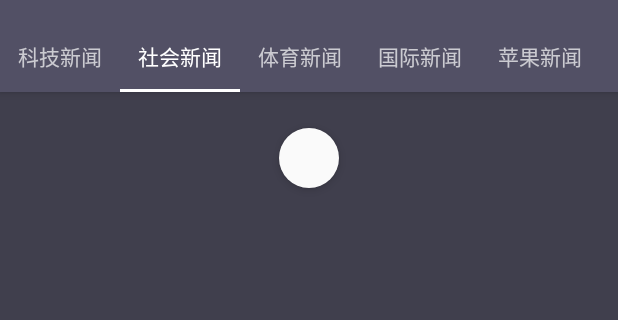
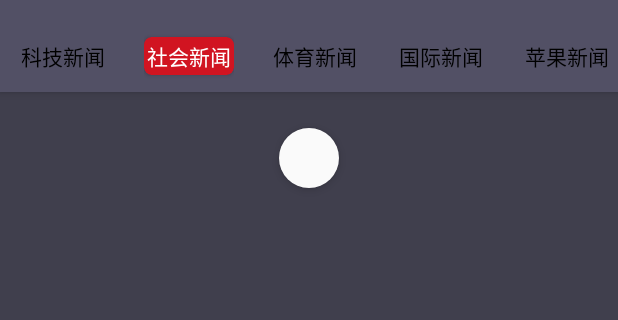
Before and after one commit to cokernut/News, an Android app: the screen it shows after launch (MainActivity), tab 2 chosen, on a phone screen of 412 x 824 dp, the part 64-384 px from its top. Run offline under Robolectric (Android 15) with nearby library versions, the phone set to English and light mode, and no system bars; our stand-ins replace CircleImageView; libraries missing offline, so code that uses them is left out: com.facebook.drawee, com.loopj.android, cz.msebera.android; pictures from the network do not load; 5 statements that could not run were skipped.

Commit message:
优化TabLayout的Tab显示效果

```diff
--- a/app/src/main/java/top/cokernut/news/activity/MainActivity.java
+++ b/app/src/main/java/top/cokernut/news/activity/MainActivity.java
@@ -76,10 +76,37 @@ public class MainActivity extends AppCompatActivity implements NavigationView.On
     }
 
     private void initView() {
-        mAdapter = new ViewPagerAdapter(getSupportFragmentManager(), mDatas, mFragments);
+        mAdapter = new ViewPagerAdapter(this, getSupportFragmentManager(), mDatas, mFragments);
         mViewPager.setAdapter(mAdapter);
         mTabLayout.setTabMode(TabLayout.MODE_SCROLLABLE);
         mTabLayout.setupWithViewPager(mViewPager);
+        for (int i = 0; i < mTabLayout.getTabCount(); i++) {
+            TabLayout.Tab tab = mTabLayout.getTabAt(i);
+            if (i == 0) {
+                tab.setCustomView(mAdapter.getTabView(i));
+            } else {
+                tab.setCustomView(mAdapter.getDefaultTabView(i));
+            }
+        }
+        mTabLayout.setOnTabSelectedListener(new TabLayout.OnTabSelectedListener() {
+            @Override
+            public void onTabSelected(TabLayout.Tab tab) {
+                tab.setCustomView(null);
+                tab.setCustomView(mAdapter.getTabView(tab.getPosition()));
+                mViewPager.setCurrentItem(tab.getPosition());
+            }
+
+            @Override
+            public void onTabUnselected(TabLayout.Tab tab) {
+                tab.setCustomView(null);
+                tab.setCustomView(mAdapter.getDefaultTabView(tab.getPosition()));
+            }
+
+            @Override
+            public void onTabReselected(TabLayout.Tab tab) {
+
+            }
+        });
     }
 
     private void setupSearchView(Menu menu) {
--- a/app/src/main/java/top/cokernut/news/adapter/ViewPagerAdapter.java
+++ b/app/src/main/java/top/cokernut/news/adapter/ViewPagerAdapter.java
@@ -1,11 +1,16 @@
 package top.cokernut.news.adapter;
 
+import android.content.Context;
 import android.support.v4.app.Fragment;
 import android.support.v4.app.FragmentManager;
 import android.support.v4.app.FragmentPagerAdapter;
+import android.view.LayoutInflater;
+import android.view.View;
+import android.widget.TextView;
 
 import java.util.List;
 
+import top.cokernut.news.R;
 import top.cokernut.news.fragment.NewListFragment;
 import top.cokernut.news.model.URLModel;
 
@@ -15,9 +20,11 @@ import top.cokernut.news.model.URLModel;
 public class ViewPagerAdapter extends FragmentPagerAdapter {
     private List<URLModel> mDatas;
     private List<NewListFragment> mFragments;
+    private Context mContext;
 
-    public ViewPagerAdapter(FragmentManager fm, List<URLModel> mDatas, List<NewListFragment> mFragments) {
+    public ViewPagerAdapter(Context context, FragmentManager fm, List<URLModel> mDatas, List<NewListFragment> mFragments) {
         super(fm);
+        this.mContext = context;
         this.mDatas = mDatas;
         this.mFragments = mFragments;
     }
@@ -34,7 +41,21 @@ public class ViewPagerAdapter extends FragmentPagerAdapter {
 
     @Override
     public CharSequence getPageTitle(int position) {
-        return mDatas.get(position).getTitle();
+       // return mDatas.get(position).getTitle();
+        return null;
+    }
+
+    public View getTabView(int position){
+        View view = LayoutInflater.from(mContext).inflate(R.layout.item_tab, null);
+        TextView tv= (TextView) view.findViewById(R.id.tv_title);
+        tv.setText(mDatas.get(position).getTitle());
+        return view;
+    }
+
+    public View getDefaultTabView(int position){
+        TextView view = (TextView) LayoutInflater.from(mContext).inflate(R.layout.item_default_tab, null);
+        view.setText(mDatas.get(position).getTitle());
+        return view;
     }
 
 }
--- a/app/src/main/res/layout/app_bar_main.xml
+++ b/app/src/main/res/layout/app_bar_main.xml
@@ -25,6 +25,7 @@
             android:layout_width="match_parent"
             android:layout_height="wrap_content"
             app:tabGravity="center"
+            app:tabIndicatorHeight="0dp"
             app:tabIndicatorColor="@color/white"/>
 
     </android.support.design.widget.AppBarLayout>
--- /dev/null
+++ b/app/src/main/res/layout/item_default_tab.xml
@@ -0,0 +1,8 @@
+<?xml version="1.0" encoding="utf-8"?>
+<TextView xmlns:android="http://schemas.android.com/apk/res/android"
+        android:id="@+id/tv_title"
+        android:layout_width="wrap_content"
+        android:layout_height="wrap_content"
+        android:padding="2dp"
+        android:textColor="@color/black"
+        android:textSize="@dimen/text_size_14" />
--- /dev/null
+++ b/app/src/main/res/layout/item_tab.xml
@@ -0,0 +1,21 @@
+<?xml version="1.0" encoding="utf-8"?>
+<android.support.v7.widget.CardView xmlns:android="http://schemas.android.com/apk/res/android"
+    xmlns:app="http://schemas.android.com/apk/res-auto"
+    android:id="@+id/cv_title"
+    app:cardBackgroundColor="#D11421"
+    app:cardCornerRadius="5dp"
+    android:layout_width="wrap_content"
+    android:layout_height="wrap_content"
+    android:layout_alignParentBottom="true"
+    android:layout_marginBottom="2dp"
+    android:orientation="vertical">
+
+    <TextView
+        android:id="@+id/tv_title"
+        android:layout_width="wrap_content"
+        android:layout_height="wrap_content"
+        android:padding="2dp"
+        android:textColor="@color/white"
+        android:textSize="@dimen/text_size_14" />
+
+</android.support.v7.widget.CardView>
```
Also changed, not shown: app/src/main/res/values/dimens.xml (+14 -14 lines).
